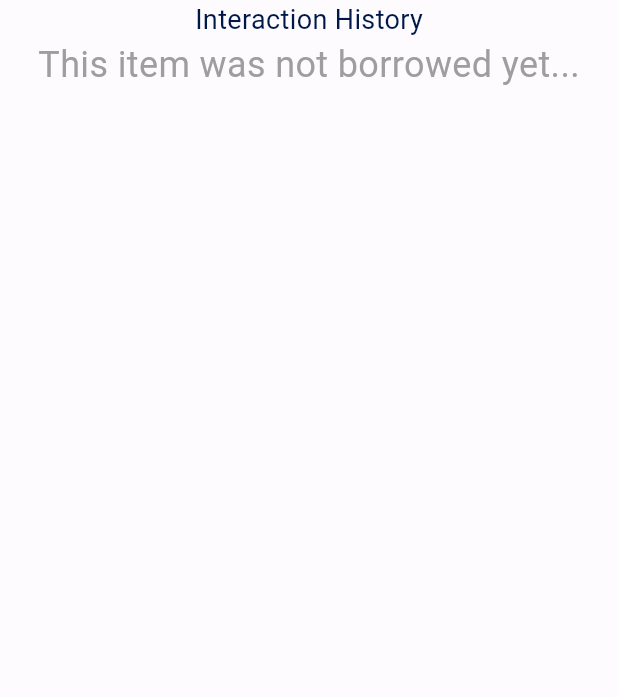
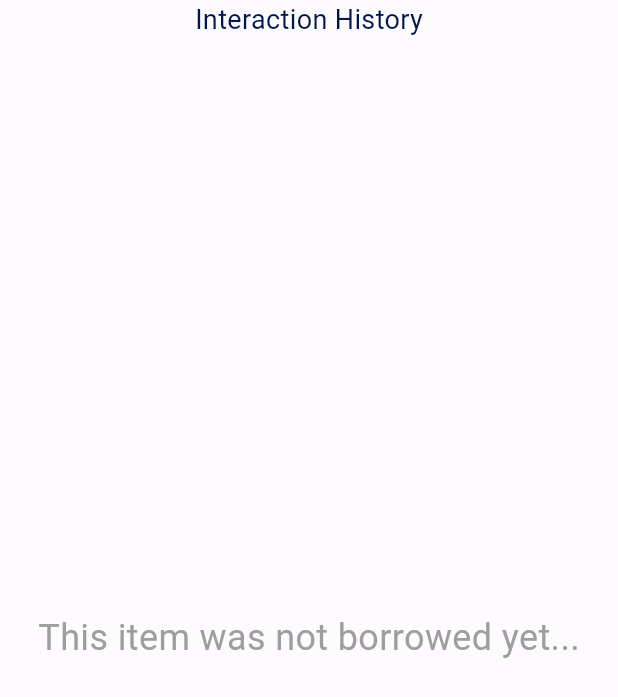
Before and after one commit to vehikl/spare-parts, a Flutter app: the ItemHistory widget shown alone on an empty page, opened directly with empty values, on a phone screen of 412 x 824 dp. Shown: the top 697 px of the screen. Run offline on Flutter 3.47's test engine with Material 3 defaults, Android fonts, the phone set to English and light mode, and no system bars; our stand-ins replace cloud_firestore, cloud_functions, faker, firebase_auth, firebase_core, flutter_animate and 2 more; missing offline and left inert: mobile_scanner, mockito; accounts and stored records are empty; generated files the repository leaves out were written again.

Commit message:
Fix Interaction history scroll

```diff
--- a/lib/pages/item_page/item_history.dart
+++ b/lib/pages/item_page/item_history.dart
@@ -22,7 +22,8 @@ class ItemHistory extends StatelessWidget {
         Center(
           child: Text('Interaction History', style: TextStyle(fontSize: 18)),
         ),
-        StreamBuilder<List<Event>>(
+        Flexible(
+          child: StreamBuilder<List<Event>>(
             stream: eventRepository.getEventsStream(itemId),
             builder: (context, snapshot) {
               if (snapshot.hasError) {
@@ -55,7 +56,8 @@ class ItemHistory extends StatelessWidget {
                               Text(
                                 event.createdAt == null
                                     ? 'N/A'
-                                  : DateFormat.yMMMd().format(event.createdAt!),
+                                    : DateFormat.yMMMd()
+                                        .format(event.createdAt!),
                               )
                             ],
                           ),
@@ -64,6 +66,7 @@ class ItemHistory extends StatelessWidget {
               );
             },
           ),
+        ),
       ],
     );
   }
```
Lines whose indentation alone changed are shown as unchanged.
